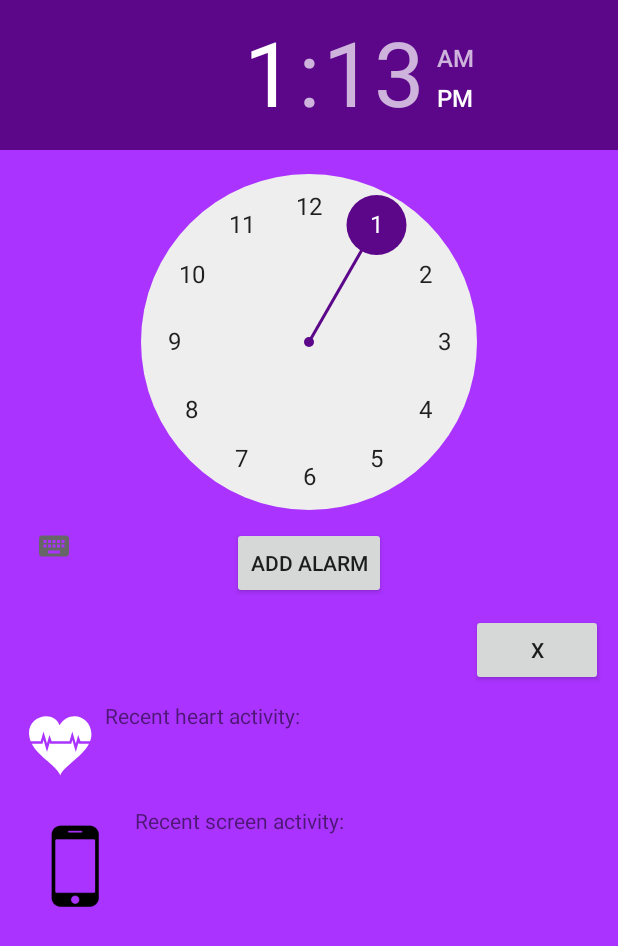
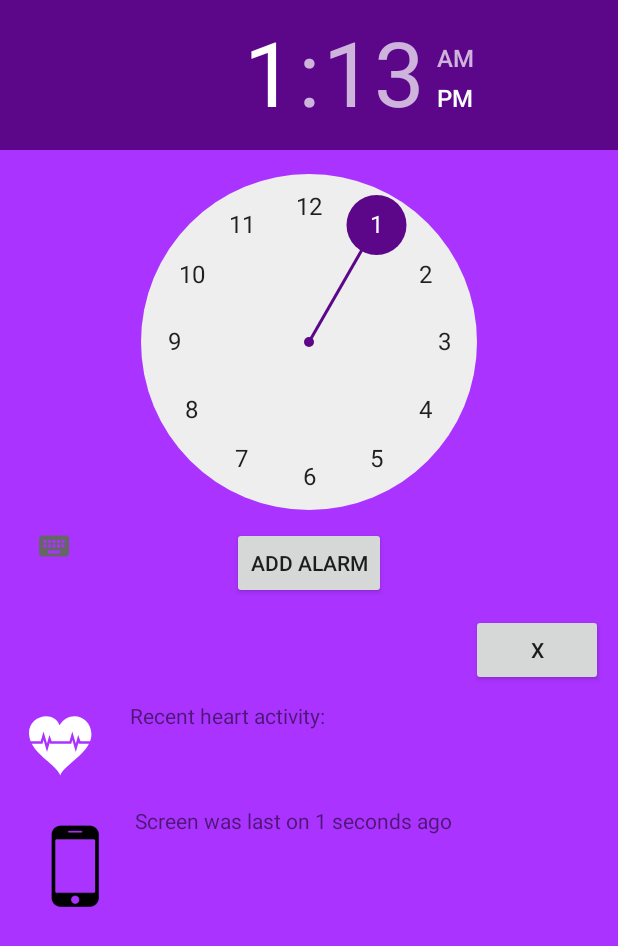
Before and after one commit to EdGA9001/EdwardGrant-AdamsonCOMP3000, an Android app: the screen it shows after launch (MainActivity), on a phone screen of 412 x 824 dp. Shown: the top 946 px of the screen. Run offline under Robolectric (Android 15) with nearby library versions, the light colour scheme and no system bars.

Commit message:
added screentime tracking

```diff
--- a/app/src/main/AndroidManifest.xml
+++ b/app/src/main/AndroidManifest.xml
@@ -2,11 +2,12 @@
 <manifest xmlns:android="http://schemas.android.com/apk/res/android"
     xmlns:tools="http://schemas.android.com/tools">
 
-    <uses-permission android:name="android.permission.WAKE_LOCK" />
-    <uses-permission android:name="android.permission.SCHEDULE_EXACT_ALARM" />
-    <uses-permission android:name="android.permission.POST_NOTIFICATIONS" />
+    <uses-permission android:name="android.permission.WAKE_LOCK"/>
+    <uses-permission android:name="android.permission.SCHEDULE_EXACT_ALARM"/>
+    <uses-permission android:name="android.permission.POST_NOTIFICATIONS"/>
     <uses-permission android:name="android.permission.CAMERA"/>
-    <uses-feature android:name="android.hardware.camera" android:required="false" />
+    <uses-feature android:name="android.hardware.camera" android:required="false"/>
+    <uses-permission android:name="android.permission.RECEIVE_BOOT_COMPLETED" />
 
     <application
         android:allowBackup="true"
@@ -28,7 +29,7 @@
                     />
             </intent-filter>
         </activity>
-        <activity android:name=".PuzzlesActivity" />
+        <activity android:name=".PuzzlesActivity"/>
 
         <receiver
             android:name=".AlarmReceiver"
@@ -43,13 +44,12 @@
 
         <receiver android:name=".ScreentimeTracker"
             android:enabled="true"
-            android:exported="false">
+            android:exported="false"
+            >
             <intent-filter>
-                <action android:name="android.intent.action.SCREEN_ON" />
-                <action android:name="android.intent.action.SCREEN_OFF" />
+                <action android:name="android.intent.action.SCREEN_OFF"/>
+                <action android:name="android.intent.action.SCREEN_ON"/>
             </intent-filter>
         </receiver>
-
     </application>
-
 </manifest>
--- a/app/src/main/java/com/example/comp3000/MainActivity.java
+++ b/app/src/main/java/com/example/comp3000/MainActivity.java
@@ -7,6 +7,7 @@ import android.app.AlarmManager;
 import android.app.PendingIntent;
 import android.content.Intent;
 import android.view.View;
+import android.widget.TextView;
 import android.widget.TimePicker;
 import android.widget.Toast;
 import android.widget.ToggleButton;
@@ -50,6 +51,22 @@ public class MainActivity extends AppCompatActivity{
         }
 
         requestNotificationPermission();
+        updateScreenTime();
+        ScreentimeTracker.registerReceiver(this);
+        ScreentimeTracker.lastScreenOffTime = System.currentTimeMillis() - (1000);
+        updateScreenTime();
+    }
+
+    private void updateScreenTime() {
+        LinearLayout screenText = findViewById(R.id.recentScreentimeDisplay);
+        TextView textView = (TextView) screenText.getChildAt(1);
+        textView.setText(ScreentimeTracker.getScreenTimeText());
+    }
+
+    @Override
+    protected void onResume() {
+        super.onResume();
+        updateScreenTime();
     }
 
     private void requestNotificationPermission() {
@@ -105,7 +122,6 @@ public class MainActivity extends AppCompatActivity{
                 .show();
     }
 
-
     private void setAlarm(String formattedTime, long time) {
         Toast.makeText(this, "ALARM ON: " + formattedTime, Toast.LENGTH_SHORT).show();
         if (System.currentTimeMillis() > time) time += 24 * 60 * 60 * 1000;
--- a/app/src/main/java/com/example/comp3000/ScreentimeTracker.java
+++ b/app/src/main/java/com/example/comp3000/ScreentimeTracker.java
@@ -2,14 +2,50 @@ package com.example.comp3000;
 import android.content.BroadcastReceiver;
 import android.content.Context;
 import android.content.Intent;
+import android.content.IntentFilter;
+import android.os.Handler;
+import android.os.Looper;
+import android.util.Log;
 
 public class ScreentimeTracker extends BroadcastReceiver {
     public static long lastScreenOffTime = 0;
+    private static Handler handler = new Handler(Looper.getMainLooper());
+    private static Runnable updateRunnable;
 
     @Override
     public void onReceive(Context context, Intent intent) {
+        Log.d("ScreentimeTracker", "Received: " + intent.getAction());
         if (intent.getAction().equals(Intent.ACTION_SCREEN_OFF)) {
             lastScreenOffTime = System.currentTimeMillis();
         }
     }
+
+    public static void registerReceiver(Context context) {
+        IntentFilter filter = new IntentFilter();
+        filter.addAction(Intent.ACTION_SCREEN_ON);
+        filter.addAction(Intent.ACTION_SCREEN_OFF);
+        context.registerReceiver(new ScreentimeTracker(), filter);
+    }
+
+    public static void startPeriodicUpdates(Runnable refreshCallback) {
+        updateRunnable = new Runnable() {
+            @Override
+            public void run() {
+                refreshCallback.run();
+                handler.postDelayed(this, 2 * 60 * 1000);
+            }
+        };
+        handler.post(updateRunnable);
+    }
+
+    public static void stopPeriodicUpdates() {
+        if (updateRunnable != null) handler.removeCallbacks(updateRunnable);
+    }
+
+    public static String getScreenTimeText() {
+        if (lastScreenOffTime == 0) return "Recent screen activity: No data yet";
+        long elapsed = System.currentTimeMillis() - lastScreenOffTime;
+        long seconds = elapsed / (1000);
+        return "Screen was last on " + seconds + " seconds ago";
+    }
 }
--- a/app/src/main/res/layout/activity_main.xml
+++ b/app/src/main/res/layout/activity_main.xml
@@ -65,7 +65,7 @@
     </FrameLayout>
 
     <LinearLayout
-        android:id="@+id/RecentHeartDisplay"
+        android:id="@+id/recentHeartDisplay"
         android:orientation="horizontal"
         android:layout_width="match_parent"
         android:layout_height="wrap_content"
@@ -83,17 +83,17 @@
             android:layout_width="0dp"
             android:layout_height="wrap_content"
             android:layout_weight="1"
-            android:text="Recent heart activity: "
+            android:text="     Recent heart activity: "
             />
     </LinearLayout>
 
     <LinearLayout
-        android:id="@+id/RecentScreenOnDisplay"
+        android:id="@+id/recentScreentimeDisplay"
         android:orientation="horizontal"
         android:layout_width="match_parent"
         android:layout_height="wrap_content"
         android:layout_margin="10dp"
-        app:layout_constraintTop_toBottomOf="@+id/RecentHeartDisplay"
+        app:layout_constraintTop_toBottomOf="@+id/recentHeartDisplay"
         >
 
         <ImageView
```
